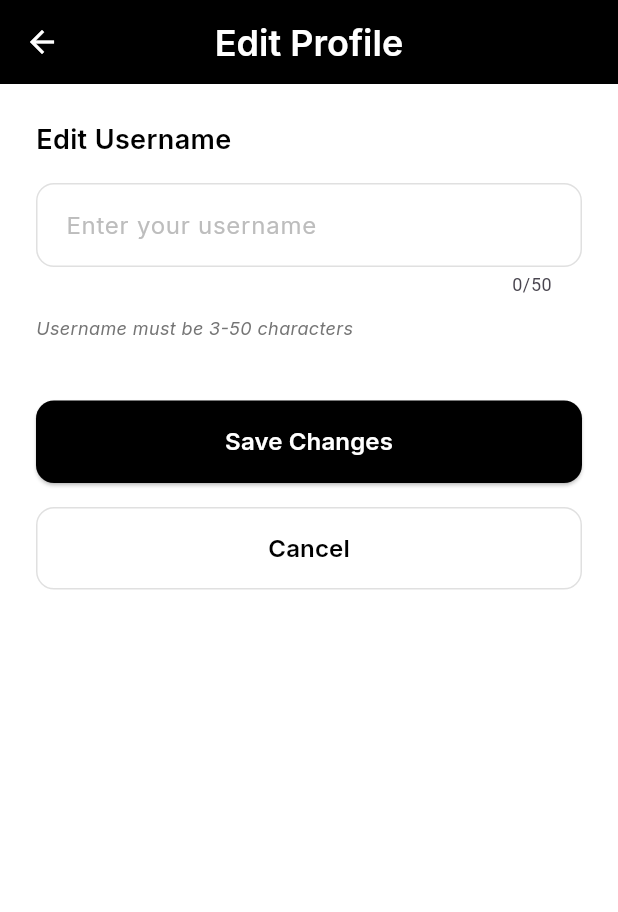
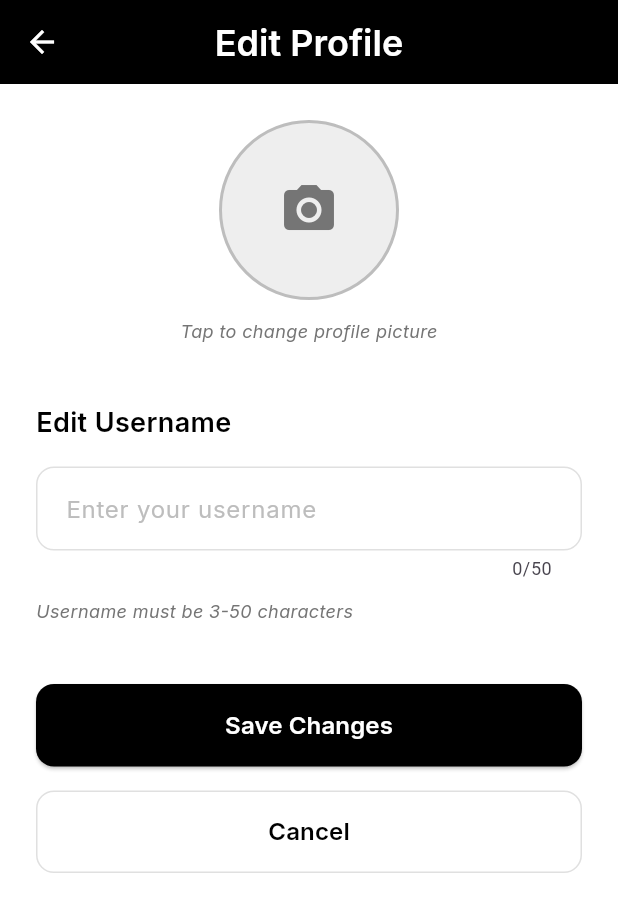
Before and after one commit to Waddles-is-BEST/DAEsign, a Flutter app: the DaeSignEditProfilePage screen opened directly, on a phone screen of 412 x 824 dp. Shown: the top 912 px of the screen. Run offline on Flutter 3.47's test engine with Material 3 defaults, Android fonts, the phone set to English and light mode, and no system bars; our stand-ins replace cloud_firestore, firebase_auth, firebase_core, google_fonts, google_sign_in, image_picker; accounts and stored records are empty.

Commit message:
Refactor image upload functionality to use Cloudflare R2 service and update profile picture handling

```diff
--- a/lib/daesign_edit_profile.dart
+++ b/lib/daesign_edit_profile.dart
@@ -1,6 +1,9 @@
 import 'package:flutter/material.dart';
 import 'package:google_fonts/google_fonts.dart';
+import 'package:image_picker/image_picker.dart';
+import 'dart:io';
 import 'services/auth_service.dart';
+import 'services/r2_service.dart';
 
 class DaeSignEditProfilePage extends StatefulWidget {
   const DaeSignEditProfilePage({super.key});
@@ -13,6 +16,8 @@ class _DaeSignEditProfilePageState extends State<DaeSignEditProfilePage> {
   final authService = AuthService();
   late TextEditingController _usernameController;
   bool _isLoading = false;
+  File? _selectedImage;
+  final ImagePicker _imagePicker = ImagePicker();
 
   @override
   void initState() {
@@ -26,6 +31,27 @@ class _DaeSignEditProfilePageState extends State<DaeSignEditProfilePage> {
   void dispose() {
     _usernameController.dispose();
     super.dispose();
+  }
+
+  Future<void> _pickImage() async {
+    try {
+      final pickedFile = await _imagePicker.pickImage(
+        source: ImageSource.gallery,
+        imageQuality: 80,
+      );
+
+      if (pickedFile != null) {
+        setState(() {
+          _selectedImage = File(pickedFile.path);
+        });
+      }
+    } catch (e) {
+      if (mounted) {
+        ScaffoldMessenger.of(context).showSnackBar(
+          SnackBar(content: Text('Error picking image: $e')),
+        );
+      }
+    }
   }
 
   Future<void> _handleSaveChanges() async {
@@ -54,7 +80,19 @@ class _DaeSignEditProfilePageState extends State<DaeSignEditProfilePage> {
 
     setState(() => _isLoading = true);
     try {
+      // Update username
       await authService.currentUser?.updateDisplayName(newUsername);
+
+      // Upload profile picture to R2 if selected
+      if (_selectedImage != null) {
+        String fileName = 'profile_${authService.currentUser?.uid ?? "user"}_${DateTime.now().millisecondsSinceEpoch}';
+        String? profileImageUrl = await R2Service.uploadImage(_selectedImage!, fileName);
+
+        if (profileImageUrl != null) {
+          // Update photoURL with R2 URL
+          await authService.currentUser?.updatePhotoURL(profileImageUrl);
+        }
+      }
 
       if (mounted) {
         ScaffoldMessenger.of(context).showSnackBar(
@@ -101,6 +139,52 @@ class _DaeSignEditProfilePageState extends State<DaeSignEditProfilePage> {
           child: Column(
             crossAxisAlignment: CrossAxisAlignment.start,
             children: [
+              // Profile Picture Section
+              Center(
+                child: Column(
+                  children: [
+                    GestureDetector(
+                      onTap: _isLoading ? null : _pickImage,
+                      child: Container(
+                        width: 120,
+                        height: 120,
+                        decoration: BoxDecoration(
+                          shape: BoxShape.circle,
+                          color: Colors.grey.shade200,
+                          border: Border.all(
+                            color: Colors.grey.shade400,
+                            width: 2,
+                          ),
+                        ),
+                        child: _selectedImage != null
+                            ? ClipOval(
+                                child: Image.file(
+                                  _selectedImage!,
+                                  fit: BoxFit.cover,
+                                ),
+                              )
+                            : Icon(
+                                Icons.camera_alt,
+                                size: 40,
+                                color: Colors.grey.shade600,
+                              ),
+                      ),
+                    ),
+                    const SizedBox(height: 12),
+                    Text(
+                      'Tap to change profile picture',
+                      style: GoogleFonts.inter(
+                        fontSize: 12,
+                        color: Colors.grey.shade600,
+                        fontStyle: FontStyle.italic,
+                      ),
+                    ),
+                  ],
+                ),
+              ),
+              const SizedBox(height: 40),
+
+              // Edit Username Section
               Text(
                 'Edit Username',
                 style: GoogleFonts.inter(
--- a/lib/daesign_profile.dart
+++ b/lib/daesign_profile.dart
@@ -64,6 +64,10 @@ class _DaeSignProfilePageState extends State<DaeSignProfilePage> {
       appBar: AppBar(
         backgroundColor: Colors.black,
         elevation: 0,
+        leading: IconButton(
+          icon: const Icon(Icons.arrow_back, color: Colors.white),
+          onPressed: () => Navigator.pop(context),
+        ),
         title: Text(
           'Profile',
           style: GoogleFonts.inter(
--- a/pubspec.yaml
+++ b/pubspec.yaml
@@ -14,8 +14,8 @@ dependencies:
   firebase_auth: ^6.4.0
   google_sign_in: ^6.2.1
   google_fonts: ^6.2.1
-  firebase_storage: ^13.4.0
   image_picker: ^1.2.2
+  http: ^1.1.0
 
 dev_dependencies:
   flutter_test:
```
Also changed, not shown: lib/daesign_create.dart (+2 -9 lines), lib/daesign_home.dart (+22 -1 lines), lib/main.dart (+2 -9 lines), lib/services/r2_service.dart (added, +45 -0 lines), pubspec.lock, 6 other files.
